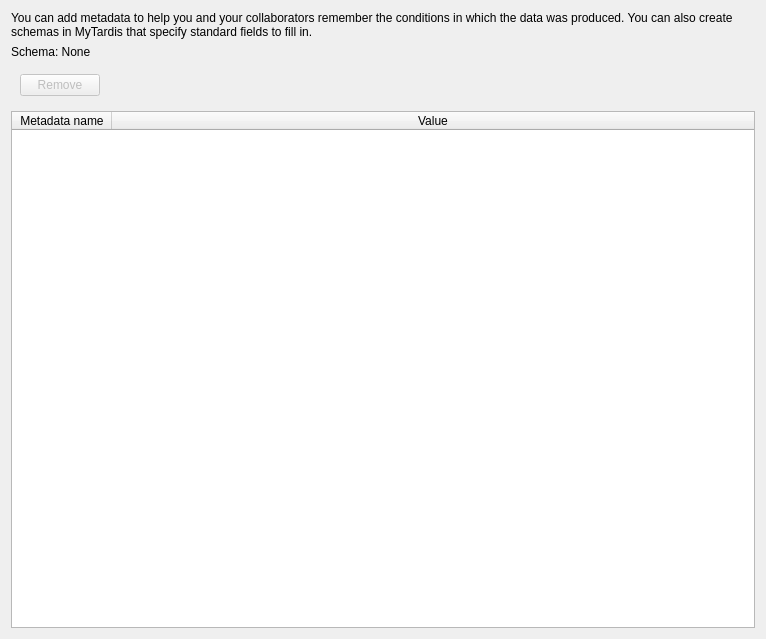
Above: ime/ui/ui_metadata_tab.ui from UoA-eResearch/mytardis_ime before the change. Below: the same form after it.
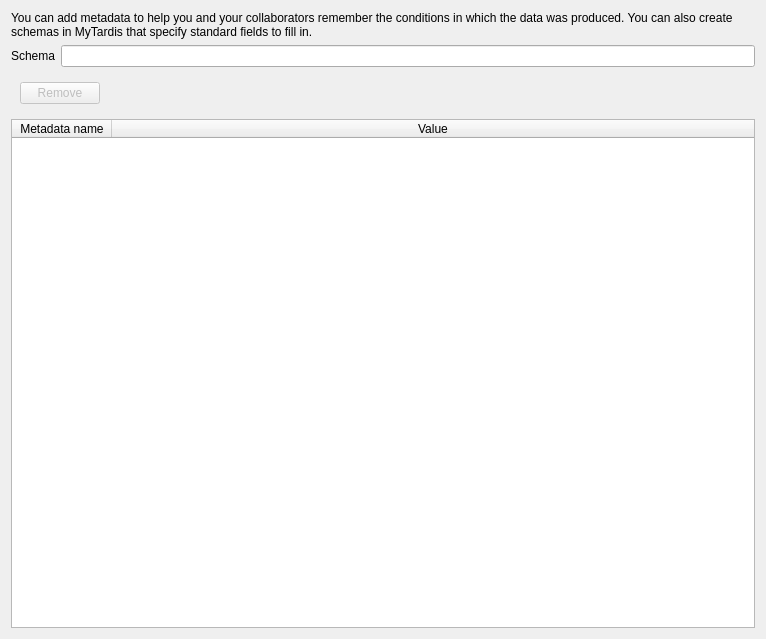
That is the form after the change.

Commit message: add schema and free text in ui

The edit to the form file:
```diff
--- a/ime/ui/ui_metadata_tab.ui
+++ b/ime/ui/ui_metadata_tab.ui
@@ -31,11 +31,18 @@
     </widget>
    </item>
    <item>
-    <widget class="QLabel" name="label_2">
+    <layout class="QHBoxLayout" name="horizontalLayout">
+     <item>
+      <widget class="QLabel" name="schemaLabel">
      <property name="text">
-      <string>Schema: None</string>
-     </property>
-    </widget>
+        <string>Schema</string>
+       </property>
+      </widget>
+     </item>
+     <item>
+      <widget class="QLineEdit" name="schemaLineEdit"/>
+     </item>
+    </layout>
    </item>
    <item>
     <widget class="QWidget" name="widget" native="true">
```
Lines whose indentation alone changed are shown as unchanged. The commit also changes 2 other files.
